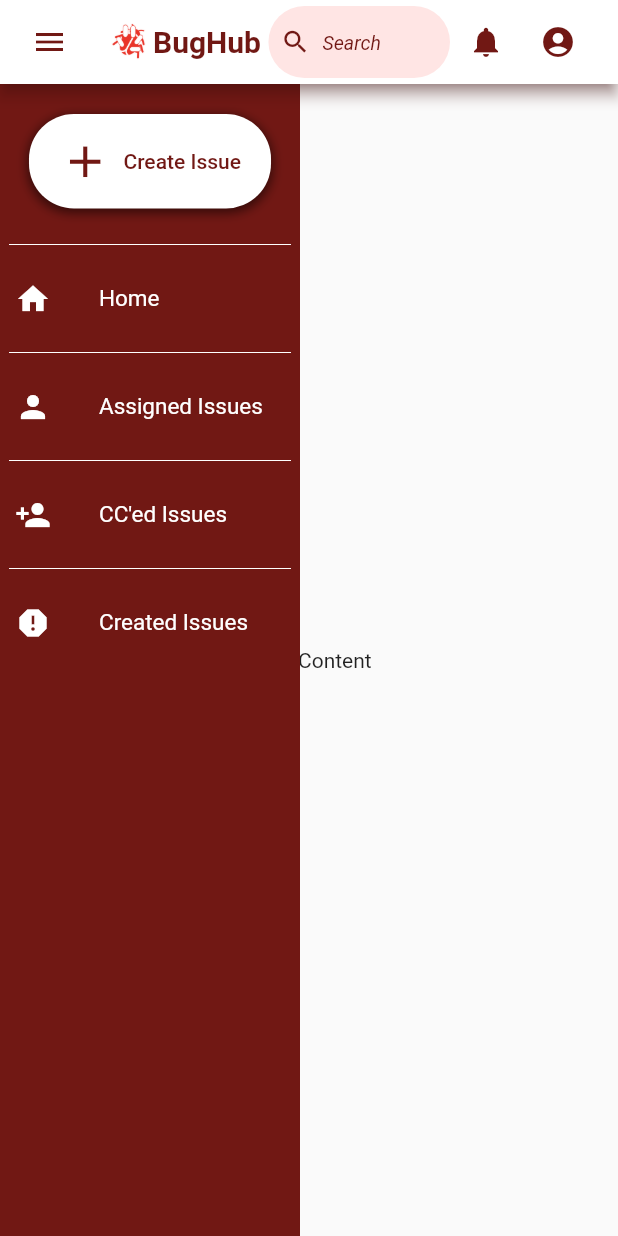
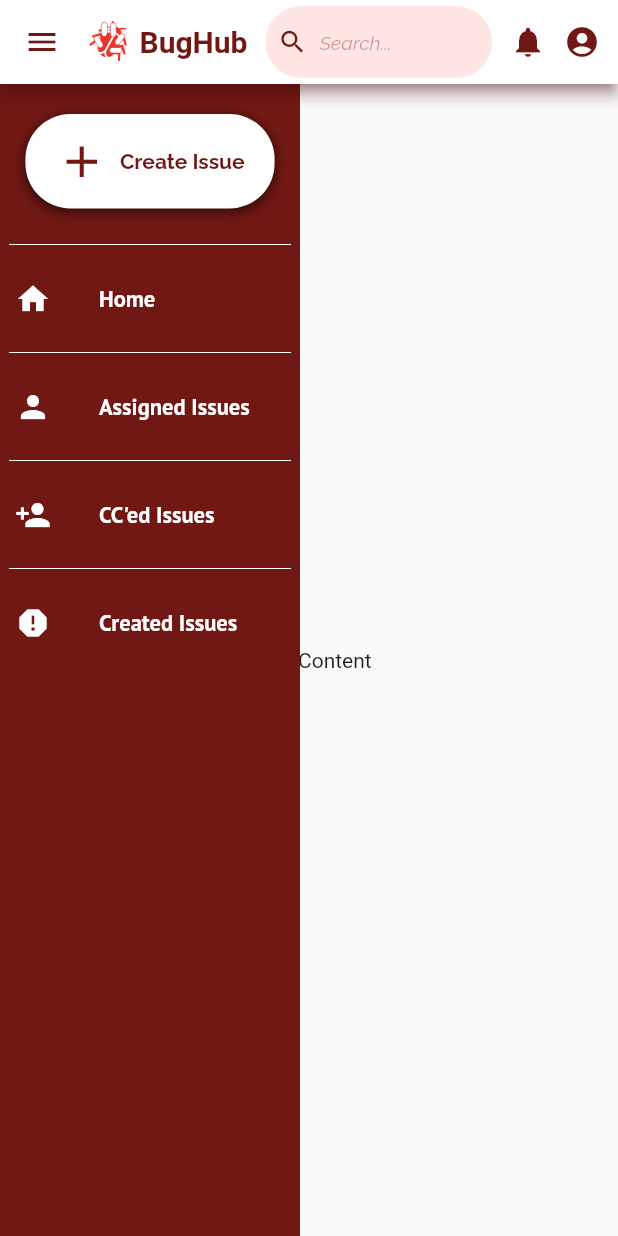
Before and after one commit to srihitha-ravi/demo-frontend, a Flutter app: the screen it shows after launch, after a tap on the "menu" icon, on a phone screen of 412 x 824 dp. Run offline on Flutter 3.47's test engine with Material 2 defaults, Android fonts, the phone set to English and light mode, and no system bars; our stand-ins replace google_fonts.

Commit message:
padding fixed appbar

```diff
--- a/lib/HomePage/home_page.dart
+++ b/lib/HomePage/home_page.dart
@@ -1,6 +1,8 @@
+import 'package:bughub_demo/Theme/appbar_theme.dart';
 import 'package:flutter/material.dart';
 import 'package:bughub_demo/SideBar/sidebar.dart';
 import 'package:bughub_demo/Notification/notification_page.dart';
+import 'package:google_fonts/google_fonts.dart';
 
 class HomePage extends StatefulWidget {
   @override
@@ -30,33 +32,38 @@ class _HomePageState extends State<HomePage> {
 
   @override
   Widget build(BuildContext context) {
-    return Scaffold(
+    return Theme(
+      data: appThemeData,
+      child: Scaffold(
         appBar: AppBar(
-        shadowColor: Color.fromARGB(255, 113, 24, 20),
-        backgroundColor: Colors.white,
           leading: IconButton(
-          padding: EdgeInsets.only(left: 10.0),
             icon: const Icon(
               Icons.menu,
               color: Color.fromARGB(255, 113, 24, 20),
             ),
             onPressed: toggleSidebar,
           ),
+          titleSpacing: 0,
           title: Row(
             children: [
               Image.asset(
                 'assets/logo/BugHub.png',
-              height: 30,
-              width: 30,
+                height: 35,
+                width: 35,
+                fit: BoxFit.cover,
               ),
-            const Text(
+              const SizedBox(width: 2.0),
+              Text(
                 'BugHub',
-              style: TextStyle(
+                style: GoogleFonts.roboto(
+                  textStyle: const TextStyle(
                     color: Color.fromARGB(255, 113, 24, 20),
                     fontWeight: FontWeight.bold,
+                    fontSize: 20.0,
                   ),
                 ),
-            const SizedBox(width: 5.0),
+              ),
+              const SizedBox(width: 12.0),
               Expanded(
                 child: Container(
                   padding: const EdgeInsets.symmetric(horizontal: 8.0),
@@ -75,13 +82,14 @@ class _HomePageState extends State<HomePage> {
                       Expanded(
                         child: TextField(
                           cursorColor: const Color.fromARGB(255, 113, 24, 20),
-                        decoration: const InputDecoration(
-                          hintText: 'Search',
-                          hintStyle: TextStyle(
+                          decoration: InputDecoration(
+                            hintText: 'Search...',
+                            hintStyle: GoogleFonts.raleway(
+                              textStyle: const TextStyle(
                               fontSize: 13.0,
-
                               fontStyle: FontStyle.italic,
-                            color: Color.fromARGB(255, 113, 24, 20),
+                              color: Color.fromARGB(112, 113, 25, 20),
+                            ),
                             ),
                             border: InputBorder.none,
                           ),
@@ -96,6 +104,10 @@ class _HomePageState extends State<HomePage> {
                 ),
               ),
               IconButton(
+                padding: const EdgeInsets.all(
+                  12.0,
+                ),
+                constraints: const BoxConstraints(),
                 icon: const Icon(
                   Icons.notifications,
                   color: Color.fromARGB(255, 113, 24, 20),
@@ -103,6 +115,10 @@ class _HomePageState extends State<HomePage> {
                 onPressed: _handleNotifications,
               ),
               IconButton(
+                padding: const EdgeInsets.only(
+                  right: 12.0,
+                ),
+                constraints: const BoxConstraints(),
                 icon: const Icon(
                   Icons.account_circle,
                   color: Color.fromARGB(255, 113, 24, 20),
@@ -151,6 +167,7 @@ class _HomePageState extends State<HomePage> {
               ),
           ],
         ),
+      ),
     );
   }
 }
--- a/lib/SideBar/sidebar.dart
+++ b/lib/SideBar/sidebar.dart
@@ -1,5 +1,6 @@
 import 'package:bughub_demo/Theme/theme.dart';
 import 'package:flutter/material.dart';
+import 'package:google_fonts/google_fonts.dart';
 
 class Sidebar extends StatelessWidget {
   @override
@@ -36,11 +37,13 @@ class Sidebar extends StatelessWidget {
                     color: Color.fromARGB(255, 113, 24, 20),
                     size: 35,
                   ),
-                  label: const Text(
+                  label: Text(
                     'Create Issue',
-                    style: TextStyle(
+                    style: GoogleFonts.raleway(
+                      textStyle: const TextStyle(
                       color: Color.fromARGB(255, 113, 24, 20),
-                    ),
+                      fontWeight: FontWeight.bold
+                    ),),
                   ),
                 ),
               ),
@@ -57,7 +60,7 @@ class Sidebar extends StatelessWidget {
           ListTile(
             leading: const Icon(Icons.home, color: Colors.white),
             contentPadding: EdgeInsets.symmetric(horizontal: 10.0),
-            title: const Text(
+            title: Text(
               'Home',
               style: myTextStyle,
             ),
@@ -74,7 +77,7 @@ class Sidebar extends StatelessWidget {
           ListTile(
             leading: const Icon(Icons.person, color: Colors.white),
             contentPadding: EdgeInsets.symmetric(horizontal: 10.0),
-            title: const Text(
+            title: Text(
               'Assigned Issues',
               style: myTextStyle,
             ),
@@ -90,7 +93,7 @@ class Sidebar extends StatelessWidget {
           ListTile(
             leading: const Icon(Icons.person_add, color: Colors.white),
             contentPadding: EdgeInsets.symmetric(horizontal: 10.0),
-            title: const Text(
+            title: Text(
               "CC'ed Issues",
               style: myTextStyle,
             ),
@@ -107,7 +110,7 @@ class Sidebar extends StatelessWidget {
           ListTile(
             leading: const Icon(Icons.report, color: Colors.white),
             contentPadding: EdgeInsets.symmetric(horizontal: 10.0),
-            title: const Text(
+            title: Text(
               "Created Issues",
               style: myTextStyle,
             ),
--- a/lib/Theme/appbar_theme.dart
+++ b/lib/Theme/appbar_theme.dart
@@ -1,14 +1,18 @@
 import 'package:flutter/material.dart';
+import 'package:google_fonts/google_fonts.dart';
 
 final ThemeData appThemeData = ThemeData(
-  appBarTheme: const AppBarTheme(
-    shadowColor: Color.fromARGB(255, 113, 24, 20),
+  appBarTheme: AppBarTheme(
+    shadowColor: const Color.fromARGB(255, 113, 24, 20),
     backgroundColor: Colors.white,
-    iconTheme: IconThemeData(
+    iconTheme: const IconThemeData(
       color: Color.fromARGB(255, 113, 24, 20),
     ),
-    titleTextStyle: TextStyle(
-      color: Color.fromARGB(255, 113, 24, 20),
+    titleTextStyle: GoogleFonts.ptSans(
+      textStyle: const TextStyle(
+        color: Color.fromARGB(255, 113, 24, 20),
+        fontWeight: FontWeight.bold
+      ),
     ),
   ),
   // ... other theme properties
--- a/lib/Theme/theme.dart
+++ b/lib/Theme/theme.dart
@@ -1,8 +1,11 @@
 import 'package:flutter/material.dart';
+import 'package:google_fonts/google_fonts.dart';
 
 
-const TextStyle myTextStyle =TextStyle(
+TextStyle myTextStyle = GoogleFonts.ptSans(
+  textStyle: const TextStyle(
   color: Colors.white,
   fontSize: 15.0,
-  fontWeight: FontWeight.normal,
+  fontWeight: FontWeight.bold,
+)
 );
```
Lines whose indentation alone changed are shown as unchanged.
